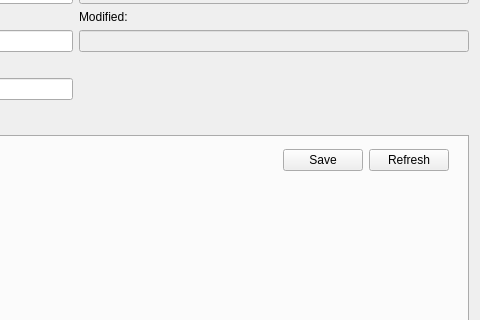
First picture: the form in src/modules/s3/S3ObjectEditDialog.ui, repository jensvogt/awsmock-qt-ui, before the edit; both pictures show x 718 to 1198 and y 226 to 546 of the 1198 by 717 pixel window.
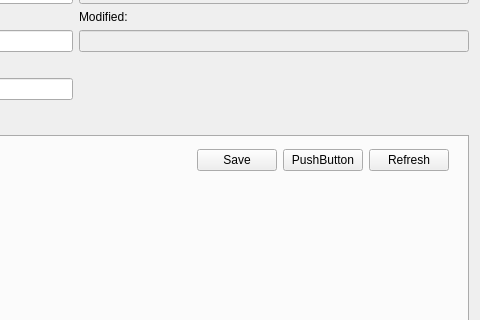
Second picture: the form after the edit.

Commit message: fix: details window for S3 objects

The edit to the form file:
```diff
--- a/src/modules/s3/S3ObjectEditDialog.ui
+++ b/src/modules/s3/S3ObjectEditDialog.ui
@@ -265,6 +265,13 @@
              </property>
             </widget>
            </item>
+           <item>
+            <widget class="QPushButton" name="windowButton">
+             <property name="text">
+              <string>PushButton</string>
+             </property>
+            </widget>
+           </item>
            <item>
             <widget class="QPushButton" name="bodyRefreshButton">
              <property name="text">
```
The commit also changes 14 other files.
